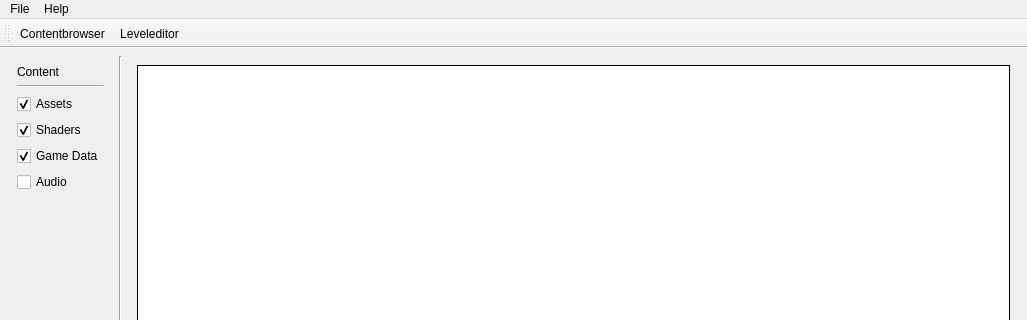
This is code/qttoolkit/batchexporter/ui/batchexporterqt.ui in gscept/nebula-trifid as Qt 5 draws it before an edit; both pictures show x 0 to 1027 and y 0 to 320 of the 1027 by 858 pixel window. The edited form follows.
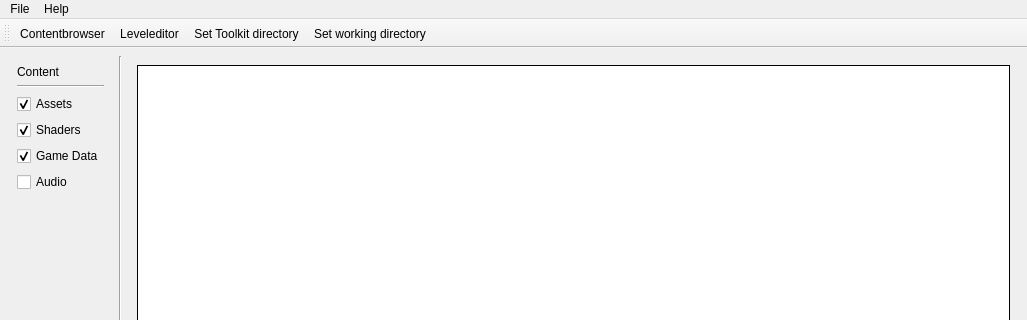
This is the edited form. Icons and pictures are not drawn.

Diff of the .ui file:
```diff
--- a/code/qttoolkit/batchexporter/ui/batchexporterqt.ui
+++ b/code/qttoolkit/batchexporter/ui/batchexporterqt.ui
@@ -338,6 +338,8 @@
    </attribute>
    <addaction name="actionContentbrowser"/>
    <addaction name="actionLeveleditor"/>
+   <addaction name="actionSetToolkitDirectory"/>
+   <addaction name="actionSetWorkDir"/>
   </widget>
   <action name="actionAbout">
    <property name="text">
```
Left out of the diff: 12 changed lines with no effect on the pictures. Lines whose indentation alone changed are shown as unchanged.
